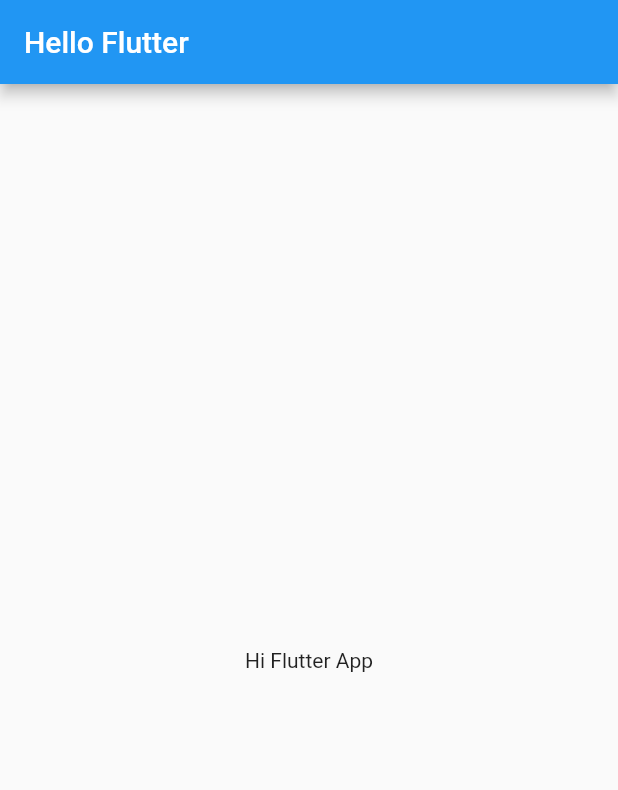
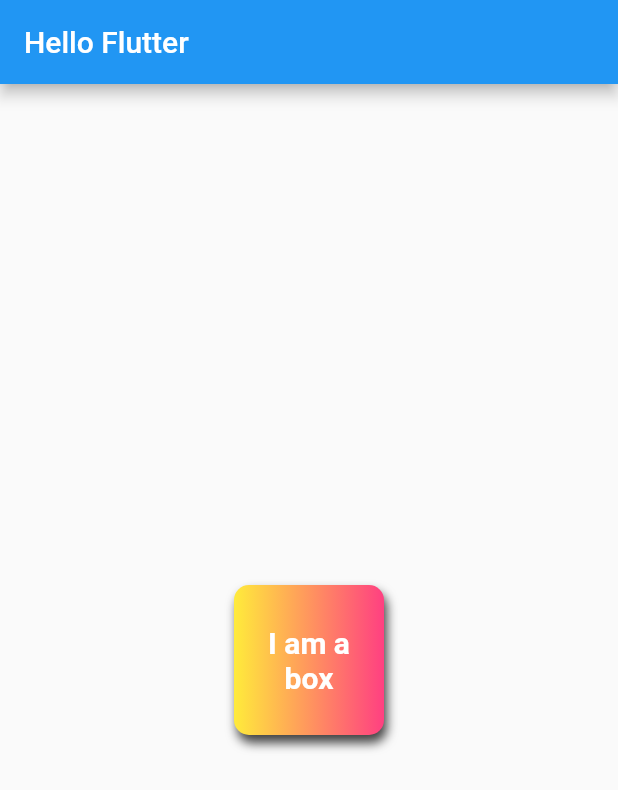
Before and after one commit to Divan009/flutterApp, a Flutter app: the screen it shows after launch, on a phone screen of 412 x 824 dp. Shown: the top 790 px of the screen. Run offline on Flutter 3.47's test engine with Material 2 defaults, Android fonts, the phone set to English and light mode, and no system bars; missing offline and left inert: dart:ffi.

Commit message:
ch2 completed

```diff
--- a/lib/main.dart
+++ b/lib/main.dart
@@ -14,12 +14,37 @@ class HomePage extends StatelessWidget {
   @override
   Widget build(BuildContext context) {
     return Scaffold(
-      appBar: AppBar(
-        title: Text("Hello Flutter"), //shown in app
-      ), //is head
-      body: Container(
-        child: Center(child: Text("Hi Flutter App")),
-      ),
-    );
+        appBar: AppBar(
+          title: Text("Hello Flutter"), //shown in app
+        ), //is head
+        body: Center(
+          child: Container(
+            padding: const EdgeInsets.all(8),
+            alignment: Alignment.center,
+            width: 100,
+            height: 100,
+            decoration: BoxDecoration(
+                // shape: BoxShape.circle,
+                borderRadius: BorderRadius.circular(10),
+                boxShadow: [
+                  BoxShadow(
+                      color: Colors.grey[800],
+                      blurRadius: 5,
+                      offset: Offset(2.0, 5.0))
+                ],
+                color: Colors.tealAccent,
+                gradient:
+                    LinearGradient(colors: [Colors.yellow, Colors.pinkAccent])),
+            child: Text(
+              "I am a box",
+              textAlign: TextAlign.center,
+              style: TextStyle(
+                color: Colors.white,
+                fontWeight: FontWeight.bold,
+                fontSize: 20,
+              ),
+            ),
+          ),
+        ));
   }
 }
```
